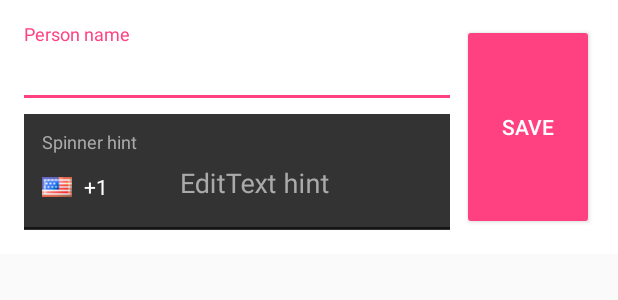
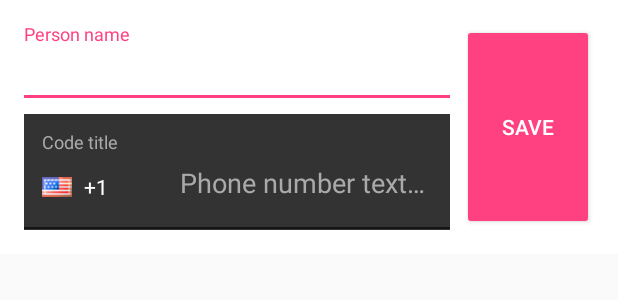
Before and after one commit to ankurgecr/PhoneNumberEditText, an Android app: the layout layout_person_details.xml on its own in the app's theme, with its tools: preview values and no code run, on a phone screen of 412 x 824 dp. Shown: the top 300 px of the screen. Run offline under Robolectric (Android 15) with nearby library versions, the phone set to English and light mode, and no system bars.

Commit message:
Using android's default attribute to customise components, updating version number, sample code and readme Removing buildconfig variable to avoid conflicts

```diff
--- /dev/null
+++ b/app/src/main/java/info/ankurpandya/phonenumberedittext/demo/PersonDetail.java
@@ -0,0 +1,4 @@
+package info.ankurpandya.phonenumberedittext.demo;
+
+public class PersonDetail {
+}
--- a/app/src/main/res/layout/layout_person_details.xml
+++ b/app/src/main/res/layout/layout_person_details.xml
@@ -1,5 +1,4 @@
 <LinearLayout xmlns:android="http://schemas.android.com/apk/res/android"
-    xmlns:app="http://schemas.android.com/apk/res-auto"
     android:layout_width="match_parent"
     android:layout_height="wrap_content"
     android:background="@android:color/white"
@@ -38,11 +37,11 @@
             android:layout_height="wrap_content"
             android:layout_margin="@dimen/gap_internal"
             android:background="#333333"
-            app:codeHint="Spinner hint"
-            app:phoneHint="EditText hint"
-            app:phoneSpinnerPrompt="Spinner prompt text"
-            app:textColor="#ffffff"
-            app:textColorHint="#aaaaaa" />
+            android:hint="Phone number text title"
+            android:label="Country list dialog title"
+            android:title="Code title"
+            android:textColor="#ffffff"
+            android:textColorHint="#aaaaaa" />
 
     </LinearLayout>
 
--- a/lib_phonenumberedittext/build.gradle
+++ b/lib_phonenumberedittext/build.gradle
@@ -4,7 +4,7 @@ apply plugin: 'com.android.library'
 publish {
     def groupProjectID = 'android.helper'
     def artifactProjectID = 'phonenumberedittext'
-    def publishVersionID = '1.0.1'
+    def publishVersionID = '1.0.2'
 
     userOrg = 'ankurgecr'
     repoName = 'phonenumberedittext'
@@ -20,8 +20,8 @@ android {
 
     defaultConfig {
         minSdkVersion 8
-        versionCode 2
-        versionName "1.0.1"
+        versionCode 3
+        versionName "1.0.2"
     }
 
     buildTypes {
--- a/lib_phonenumberedittext/src/main/java/android/helper/PhoneNumberEditText.java
+++ b/lib_phonenumberedittext/src/main/java/android/helper/PhoneNumberEditText.java
@@ -282,7 +282,7 @@ public class PhoneNumberEditText extends LinearLayout {
         TypedArray a = getContext().obtainStyledAttributes(attrs, R.styleable.PhoneNumberEditText, 0, 0);
         //TypedArray a = getContext().obtainStyledAttributes(attrs, R.styleable.PhoneNumberEditText);
         try {
-            CharSequence hintText = a.getString(R.styleable.PhoneNumberEditText_phoneHint);
+            CharSequence hintText = a.getString(R.styleable.PhoneNumberEditText_android_hint);
             if (hintText != null) {
                 if (input_country_phone_container != null) {
                     input_country_phone_container.setHint(hintText);
@@ -291,24 +291,24 @@ public class PhoneNumberEditText extends LinearLayout {
                 }
             }
 
-            String spinnerPrompt = a.getString(R.styleable.PhoneNumberEditText_phoneSpinnerPrompt);
+            String spinnerPrompt = a.getString(R.styleable.PhoneNumberEditText_android_label);
             if (spinnerPrompt != null) {
                 spinner_countries.setPrompt(spinnerPrompt);
             }
 
-            String codeHintText = a.getString(R.styleable.PhoneNumberEditText_codeHint);
+            String codeHintText = a.getString(R.styleable.PhoneNumberEditText_android_title);
             if (codeHintText != null) {
                 txt_code_hint.setText(codeHintText);
             }
 
-            int textColor = a.getColor(R.styleable.PhoneNumberEditText_textColor, ContextCompat.getColor(getContext(), R.color.pnet_defaultTextColor));
+            int textColor = a.getColor(R.styleable.PhoneNumberEditText_android_textColor, ContextCompat.getColor(getContext(), R.color.pnet_defaultTextColor));
 
             input_phone.setTextColor(textColor);
             adapter.setDefaultTextColor(textColor);
 
             adapter.notifyDataSetChanged();
 
-            int textColorHint = a.getColor(R.styleable.PhoneNumberEditText_textColorHint, ContextCompat.getColor(getContext(), R.color.pnet_defaultHintTextColor));
+            int textColorHint = a.getColor(R.styleable.PhoneNumberEditText_android_textColorHint, ContextCompat.getColor(getContext(), R.color.pnet_defaultHintTextColor));
 
             input_phone.setHintTextColor(textColorHint);
             txt_code_hint.setTextColor(textColorHint);
@@ -507,11 +507,7 @@ public class PhoneNumberEditText extends LinearLayout {
 
     private static void showToast(Context context, CharSequence message) {
         try {
-            if (BuildConfig.DEBUG) {
-                Toast.makeText(context, message, Toast.LENGTH_LONG).show();
-            } else {
-                Toast.makeText(context, message, Toast.LENGTH_SHORT).show();
-            }
+            Toast.makeText(context, message, Toast.LENGTH_SHORT).show();
         } catch (Exception ignore) {
 
         }
```
Also changed, not shown: app/src/main/java/info/ankurpandya/phonenumberedittext/demo/EditPersonDetailDialog.java (added, +108 -0 lines), lib_phonenumberedittext/src/main/res/values/attrs.xml (+5 -5 lines), 1 other file.
